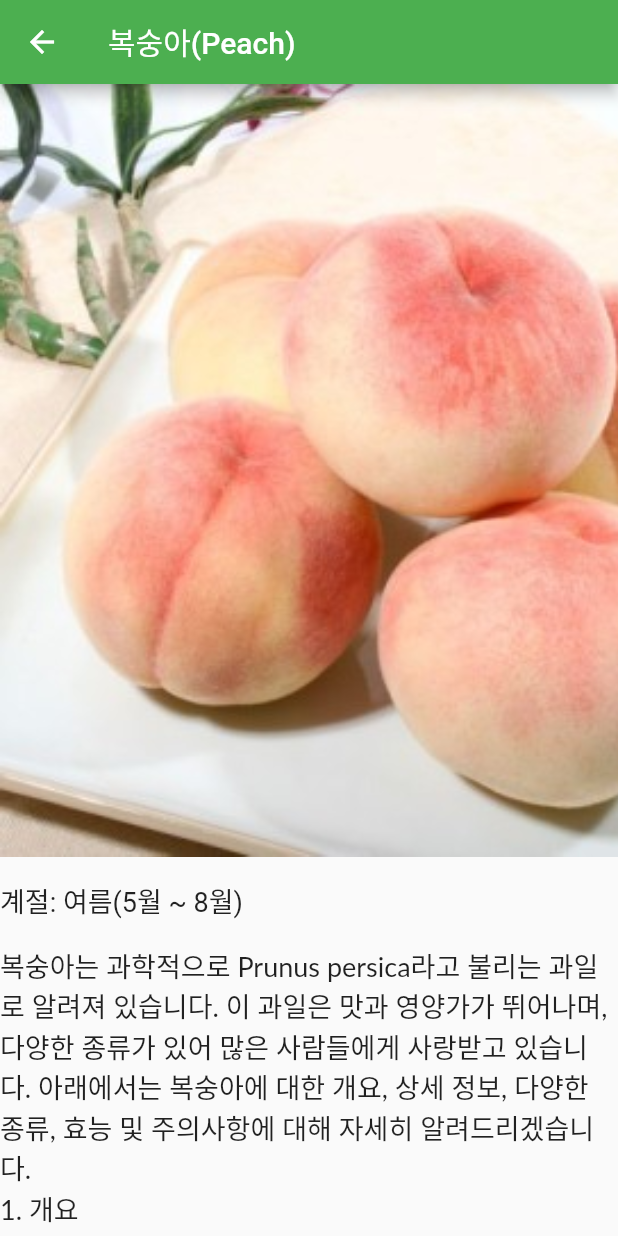
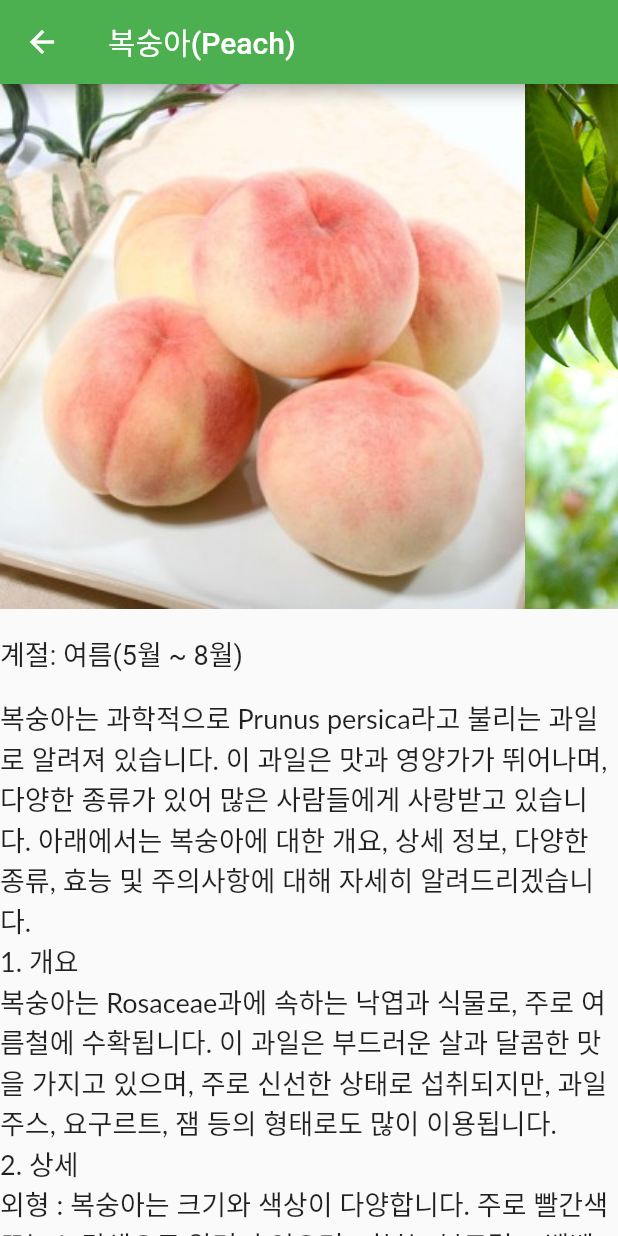
Before and after one commit to LYB9736/season1, a Flutter app: the FruitDetailScreen screen opened directly with sample values from the repository, on a phone screen of 412 x 824 dp. Run offline on Flutter 3.47's test engine with Material 2 defaults, Android fonts, the phone set to English and light mode, and no system bars; Roboto replaces fonts that are missing (Lato).

Commit message:
여름 과일들 설명추가 후 스크롤 기능, 디테일 스크린에 사진추가 완료2

```diff
--- a/lib/main.dart
+++ b/lib/main.dart
@@ -47,7 +47,7 @@ final fruits = [
   Fruit(
       name: '포도(Grape)',
       season: '여름(5월 ~ 8월)',
-      images: ['images/grape.jpg', 'images/peach2.jpg'],
+      images: ['images/grape.jpg', 'images/grape2.jpg', 'images/grape3.jpg'],
       description: '포도는 Vitaceae과에 속하는 과일로, 주로 여름과 가을에 수확되는 인기 있는 과일입니다. 신선한 상태로 섭취할 수 있을 뿐만 아니라 건포도, 포도주 등 다양한 형태로 이용됩니다. 이제 포도에 대한 개요, 상세 정보, 다양한 종류, 효능 및 주의사항에 대해 자세히 알려드리겠습니다.\n'
           '1. 개요\n'
           '외형: 포도는 작은 크기에서 큰 크기까지 다양한 크기를 가지며, 보통 둥근 형태입니다. 포도송이라는 가지에 여러 개의 과일이 달려 있습니다.\n'
@@ -73,7 +73,7 @@ final fruits = [
   Fruit(
     name: '자두(Plum)',
     season: '여름(5월 ~ 8월)',
-    images: ['images/plum.jpg', 'images/peach2.jpg'],
+    images: ['images/plum.jpg', 'images/plum2.jpg'],
     description: '자두는 장과류 식물인 Prunus domestica의 열매로, 주로 여름과 가을에 수확되는 과일입니다. 자두는 다양한 색상과 크기를 가지며, 달콤한 맛과 풍부한 과즙이 특징입니다. 이제 자두에 대한 개요, 상세 정보, 다양한 종류, 효능 및 주의사항에 대해 자세히 알려드리겠습니다.\n'
         '1. 개요\n'
         '외형 : 자두는 보통 둥글거나 타원형이며, 피부는 매끈하고 광택이 있습니다. 색상은 보라색, 빨간색, 노란색 등 다양한 변종이 있습니다.\n'
@@ -96,7 +96,7 @@ final fruits = [
   Fruit(
       name: '살구(Apricot)',
       season: '여름(5월 ~ 8월)',
-      images: ['images/apricot.jpg', 'images/peach2.jpg'],
+      images: ['images/apricot.jpg', 'images/apricot2.jpg'],
       description: '살구는 Prunus armeniaca라는 식물의 열매로, 주로 봄과 여름에 수확되는 과일입니다. 살구는 주황색으로 둥근 형태를 가지며, 달콤하고 산미가 있어 상큼한 맛을 가지고 있습니다. 이제 살구에 대한 개요, 상세 정보, 다양한 종류, 효능 및 주의사항에 대해 자세히 알려드리겠습니다.\n'
           '1. 개요\n'
           '여름에 주로 수확되는 과일로, 주로 주황색을 띠고 둥근 형태를 가지며, 크기는 중간 정도입니다.\n'
@@ -336,17 +336,18 @@ class FruitDetailScreen extends StatelessWidget {
           crossAxisAlignment: CrossAxisAlignment.start,
           children: [
             SizedBox(
-              height: 515, // 사진 영역의 높이 설정
+              height: 350, // 이미지 영역의 높이 설정
               child: ListView.builder(
                 scrollDirection: Axis.horizontal, // 가로 스크롤
                 itemCount: fruit.images.length, // 이미지 리스트의 길이만큼 반복
                 itemBuilder: (context, index) {
                   final image = fruit.images[index];
-                  return Padding(
-                    padding: EdgeInsets.only(right: 8),
+                  return Container(
+                    width: 350, // 이미지 컨테이너의 너비 설정
+                    height: 300, // 이미지 컨테이너의 높이 설정
                     child: Image.asset(
                       image,
-                      fit: BoxFit.cover,
+                      fit: BoxFit.cover, // 이미지를 부모 위젯에 꽉 채움
                     ),
                   );
                 },
--- a/pubspec.yaml
+++ b/pubspec.yaml
@@ -62,9 +62,13 @@ flutter:
   assets:
     - images/apple.jpg
     - images/grape.jpg
+    - images/grape2.jpg
+    - images/grape3.jpg
     - images/plum.jpg
+    - images/plum2.jpg
     - images/pear.jpg
     - images/apricot.jpg
+    - images/apricot2.jpg
     - images/peach.jpg
     - images/peach2.jpg
     - images/persimmon.jpg
```
Also changed, not shown: images/apricot2.jpg (added), images/grape2.jpg (added), images/grape3.jpg (added), images/plum2.jpg (added).
